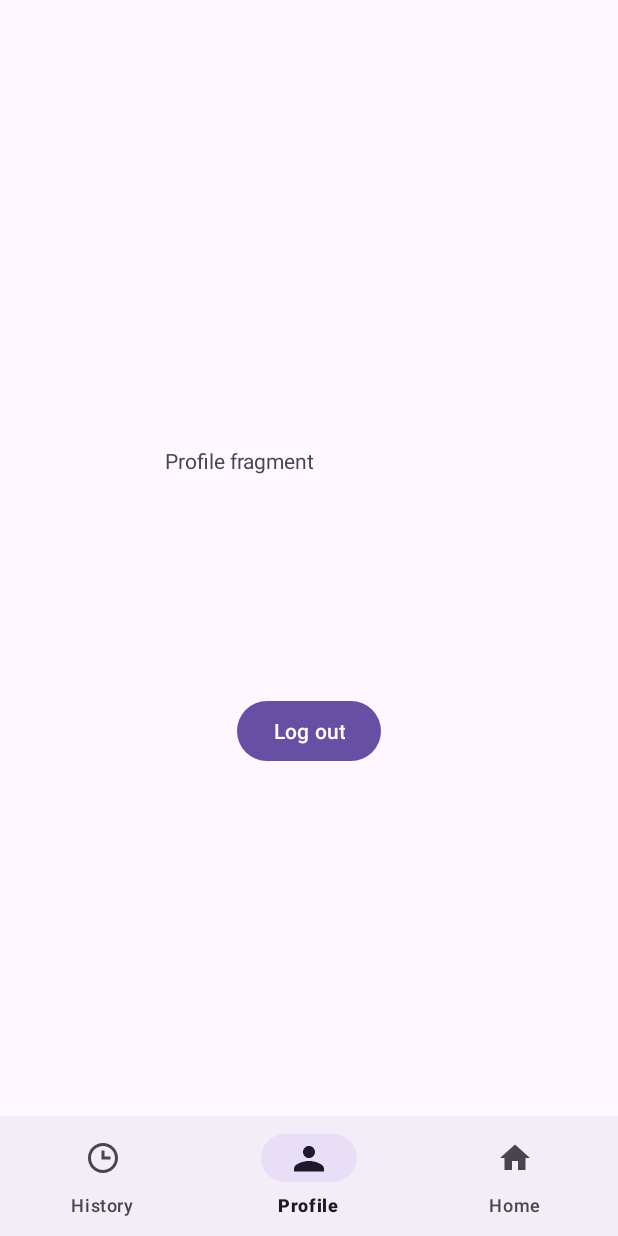
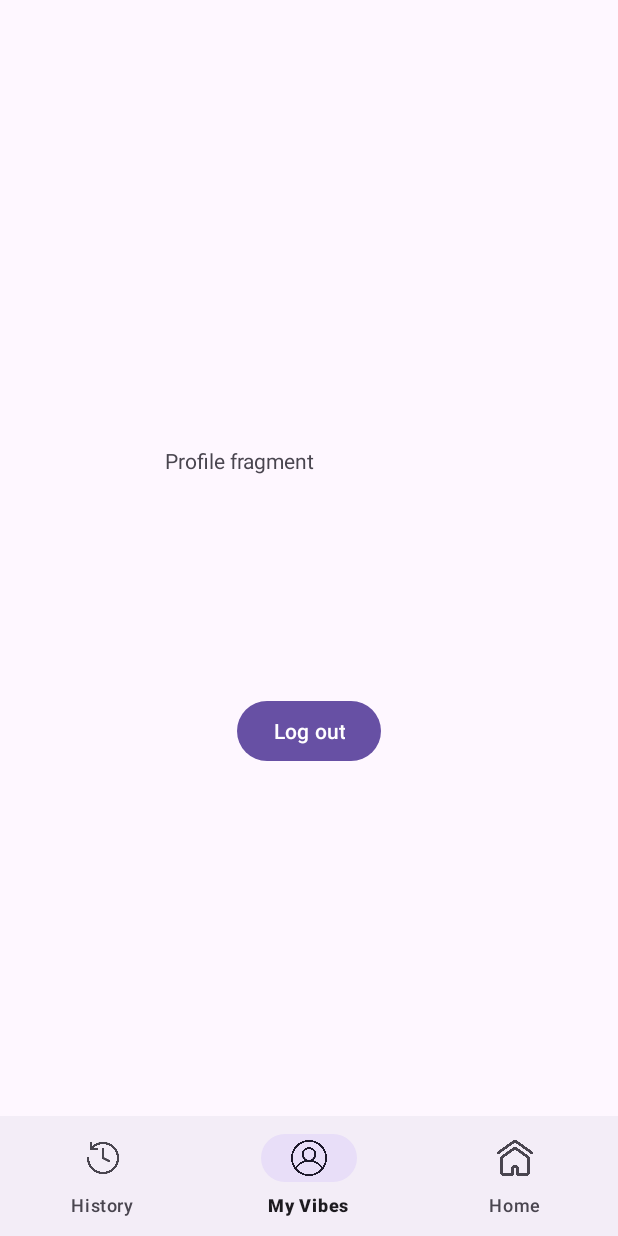
Before and after one commit to VacationVibes/frontend, an Android app: the screen it shows after launch (NavigationBarActivity), item 2 of the bottom bar chosen, on a phone screen of 412 x 824 dp. Run offline under Robolectric (Android 15) with nearby library versions, the phone set to English and light mode, and no system bars; libraries missing offline, so code that uses them is left out: com.yuyakaido.android, uk.co.samuelwall; network calls fail; 4 statements that could not run were skipped.

Commit message:
modify design to more closely match figma

```diff
--- a/app/src/main/res/menu/bottom_navbar.xml
+++ b/app/src/main/res/menu/bottom_navbar.xml
@@ -3,13 +3,53 @@
     <item
         android:id="@+id/navigation_history"
         android:title="@string/history"
-        android:icon="@drawable/ic_history" />
+        android:icon="@drawable/history"
+        android:layout_width="45dp"
+        android:layout_height="19dp"
+        android:layout_alignParentLeft="true"
+        android:layout_marginLeft="115dp"
+        android:layout_alignParentTop="true"
+        android:layout_marginTop="823dp"
+        android:text="@string/history"
+        android:textAppearance="@style/history"
+        android:lineSpacingExtra="9sp"
+        android:translationY="-4.55sp"
+        android:gravity="center_horizontal|top"
+        android:fontFamily="@font/opensans"
+        />
+
+
     <item
         android:id="@+id/navigation_profile"
-        android:title="@string/profile"
-        android:icon="@drawable/ic_profile" />
+        android:title="@string/my_vibes"
+        android:icon="@drawable/profile"
+        android:layout_width="45dp"
+        android:layout_height="19dp"
+        android:layout_alignParentLeft="true"
+        android:layout_marginLeft="233dp"
+        android:layout_alignParentTop="true"
+        android:layout_marginTop="823dp"
+        android:text="@string/my_vibes"
+        android:textAppearance="@style/my_vibes"
+        android:lineSpacingExtra="9sp"
+        android:translationY="-4.55sp"
+        android:gravity="center_horizontal|top"
+        android:fontFamily="@font/opensans" />
+
     <item
         android:id="@+id/navigation_home"
         android:title="@string/home"
-        android:icon="@drawable/ic_home" />
+        android:icon="@drawable/home"
+        android:layout_width="45dp"
+        android:layout_height="19dp"
+        android:layout_alignParentLeft="true"
+        android:layout_marginLeft="174dp"
+        android:layout_alignParentTop="true"
+        android:layout_marginTop="823dp"
+        android:text="@string/home"
+        android:textAppearance="@style/home"
+        android:lineSpacingExtra="9sp"
+        android:translationY="-4.55sp"
+        android:gravity="center_horizontal|top"
+        android:fontFamily="@font/opensans" />
 </menu>
--- a/app/src/main/res/values/strings.xml
+++ b/app/src/main/res/values/strings.xml
@@ -6,7 +6,7 @@
     <string name="second_fragment_label">Second Fragment</string>
     <string name="next">Next</string>
     <string name="previous">Previous</string>
-
+    <string name="my_vibes">My Vibes</string>
     <string name="lorem_ipsum">
         Lorem ipsum dolor sit amet, consectetur adipiscing elit. Nam in scelerisque sem. Mauris
         volutpat, dolor id interdum ullamcorper, risus dolor egestas lectus, sit amet mattis purus
--- a/app/src/main/res/values/styles.xml
+++ b/app/src/main/res/values/styles.xml
@@ -52,4 +52,20 @@
         <item name="android:textColor">#E67240</item>
         <item name="fontFamily">@font/orbitron_regular</item>
     </style>
+
+    <style name="history">
+        <item name="android:textSize">8sp</item>
+        <item name="android:textColor">#343434</item>
+    </style>
+
+    <style name="my_vibes">
+        <item name="android:textSize">8sp</item>
+        <item name="android:textColor">#343434</item>
+    </style>
+
+    <style name="home">
+        <item name="android:textSize">8sp</item>
+        <item name="android:textColor">#343434</item>
+    </style>
+
 </resources>
```
Also changed, not shown: app/src/main/res/drawable/history.png (added), app/src/main/res/drawable/home.png (added), app/src/main/res/drawable/profile.png (added), app/src/main/res/font/opensans.ttf (added).
